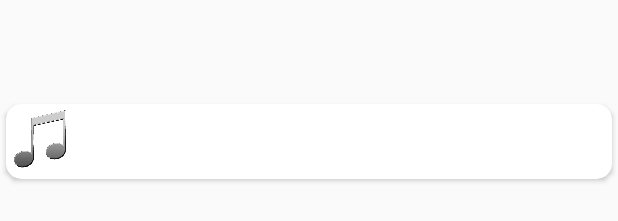
After one commit to kaleksandrov/social-media-player, an Android app: the layout card_song4.xml on its own in the app's theme, with its tools: preview values and no code run, on a phone screen of 412 x 824 dp. The commit adds this screen. Shown: the part 476-697 px from the top of the screen. Run offline under Robolectric (Android 15) with nearby library versions, the phone set to English and light mode, and no system bars.

Commit message:
A bunch of UI improvements.

```diff
--- a/application/app/src/main/java/com/kaleksandrov/smp/ui/view/GeneralPaddingItemDecoration.java
+++ b/application/app/src/main/java/com/kaleksandrov/smp/ui/view/GeneralPaddingItemDecoration.java
@@ -2,6 +2,7 @@ package com.kaleksandrov.smp.ui.view;
 
 import android.content.Context;
 import android.graphics.Rect;
+import android.support.v7.widget.LinearLayoutManager;
 import android.support.v7.widget.RecyclerView;
 import android.view.View;
 
@@ -13,7 +14,7 @@ import java.lang.ref.WeakReference;
 public class GeneralPaddingItemDecoration extends RecyclerView.ItemDecoration {
 
     private static final int PADDING_DP = 8;
-    private final WeakReference<Context> mContextRef;
+    protected final WeakReference<Context> mContextRef;
 
     public GeneralPaddingItemDecoration(Context context) {
         mContextRef = new WeakReference<>(context);
--- a/application/app/src/main/res/layout/activity_library.xml
+++ b/application/app/src/main/res/layout/activity_library.xml
@@ -13,8 +13,6 @@
             android:id="@+id/pager"
             android:layout_width="match_parent"
             android:layout_height="match_parent"
-            app:layout_anchor="@id/footer"
-            app:layout_anchorGravity="top"
             auto:layout_behavior="@string/appbar_scrolling_view_behavior" />
 
         <android.support.design.widget.AppBarLayout
@@ -40,7 +38,7 @@
             android:layout_width="wrap_content"
             android:layout_height="wrap_content"
             android:layout_gravity="bottom|right"
-            android:layout_margin="16dp"
+            android:layout_margin="24dp"
             android:elevation="10dp"
             android:src="@drawable/ic_action_play" />
 
--- /dev/null
+++ b/application/app/src/main/res/layout/card_song4.xml
@@ -0,0 +1,39 @@
+<?xml version="1.0" encoding="utf-8"?>
+<android.support.v7.widget.CardView xmlns:android="http://schemas.android.com/apk/res/android"
+    xmlns:app="http://schemas.android.com/apk/res-auto"
+    android:layout_width="match_parent"
+    android:layout_height="wrap_content"
+    android:layout_gravity="center"
+    android:layout_margin="4dp"
+    app:cardCornerRadius="10dp"
+    app:elevation="5dp">
+
+    <ImageView
+        android:id="@+id/cover"
+        android:layout_width="50dp"
+        android:layout_height="50dp"
+        android:layout_gravity="left"
+        android:scaleType="centerCrop"
+        android:src="@drawable/no_cover" />
+
+    <TextView
+        android:id="@+id/title"
+        android:layout_width="match_parent"
+        android:layout_height="wrap_content"
+        android:layout_gravity="center"
+        android:layout_marginLeft="60dp"
+        android:layout_marginRight="60dp"
+        android:textColor="@color/accent"
+        android:lines="1"
+        android:singleLine="true" />
+
+    <TextView
+        android:id="@+id/duration"
+        android:layout_width="50dp"
+        android:layout_height="wrap_content"
+        android:textColor="@color/accent"
+        android:layout_gravity="center|right"
+        android:lines="1"
+        android:singleLine="true" />
+
+</android.support.v7.widget.CardView>
```
Also changed, not shown: application/app/build.gradle (+4 -4 lines), application/app/src/main/java/com/kaleksandrov/smp/ui/activity/AbsDetailsActivity.java (+28 -5 lines), application/app/src/main/java/com/kaleksandrov/smp/ui/activity/AbsDetailsHeaderAdapter.java (deleted, +0 -123 lines), application/app/src/main/java/com/kaleksandrov/smp/ui/activity/AlbumDetailsActivity.java (+2 -8 lines), application/app/src/main/java/com/kaleksandrov/smp/ui/activity/AlbumDetailsAdapter.java (+3 -40 lines), application/app/src/main/java/com/kaleksandrov/smp/ui/activity/ArtistDetailsActivity.java (+2 -8 lines), application/app/src/main/java/com/kaleksandrov/smp/ui/activity/ArtistDetailsAdapter.java (+3 -19 lines), application/app/src/main/java/com/kaleksandrov/smp/ui/activity/PlaylistAdapter.java (+1 -7 lines), application/app/src/main/java/com/kaleksandrov/smp/ui/view/DetailsPaddingItemDecoration.java (added, +29 -0 lines), application/app/src/main/res/layout/activity_details.xml (+19 -3 lines), application/app/src/main/res/layout/playlist_row.xml (deleted, +0 -42 lines), application/app/src/main/res/values/styles.xml (+12 -9 lines), 1 other file.
